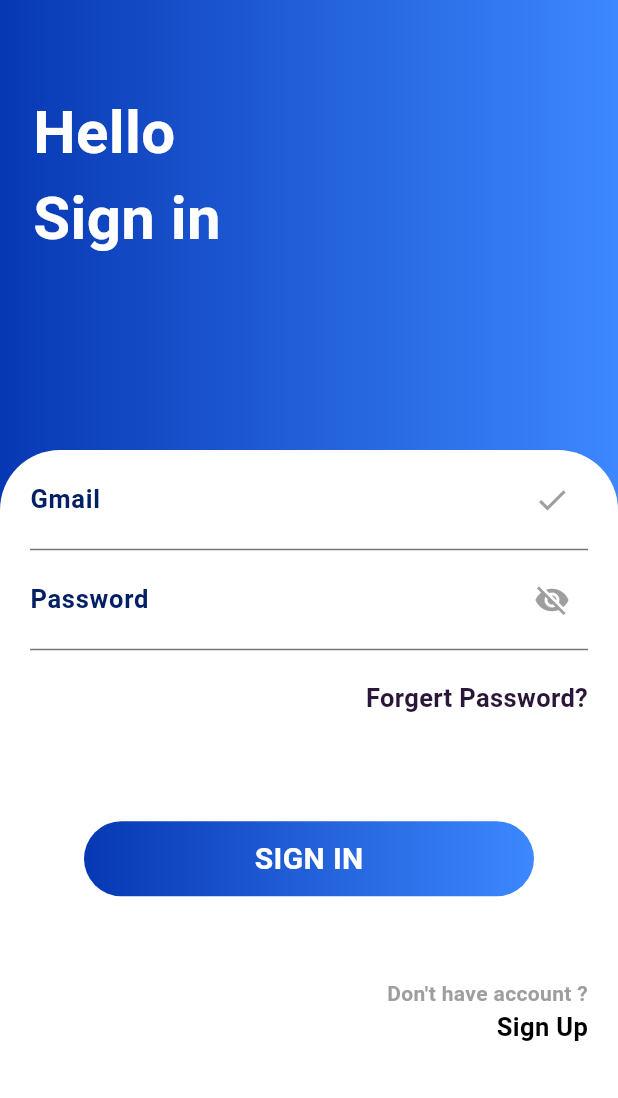
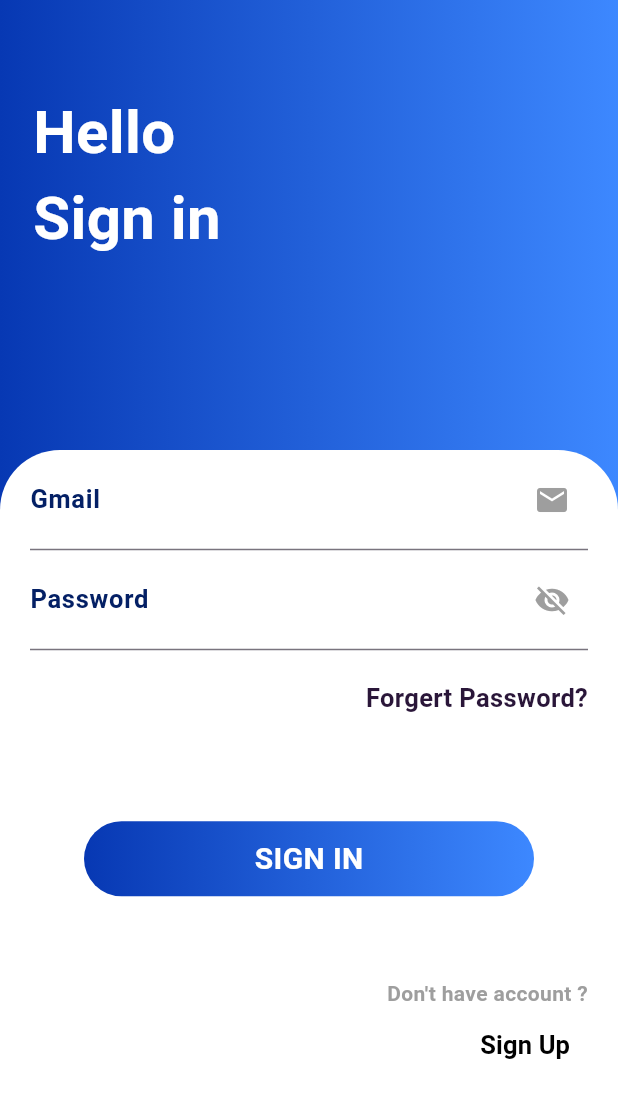
Before and after one commit to SemaNumeriqueOrganization/semanumerique_mobile, a Flutter app: the screen it shows after launch, after a tap on "Sign in", on a phone screen of 412 x 824 dp. Shown: the top 1098 px of the screen. Run offline on Flutter 3.47's test engine with Material 3 defaults, Android fonts, the phone set to English and light mode, and no system bars; our stand-ins replace flutter_easyloading, font_awesome_flutter, get, shared_preferences; Roboto replaces fonts that are missing (Comfortaa).

Commit message:
Login and Register

```diff
--- a/lib/views/screens/auth/loading.dart
+++ b/lib/views/screens/auth/loading.dart
@@ -27,7 +27,7 @@ class _LoadingState extends State<Loading> {
         child: Column(
           children: [
             Padding(
-              padding: EdgeInsets.only(top: 200.0),
+              padding: const EdgeInsets.only(top: 200.0),
               child: Image(
                 image: const AssetImage(
                   'assets/logo2.png',
@@ -63,7 +63,8 @@ class _LoadingState extends State<Loading> {
                 textStyle: const TextStyle(
                     fontSize: 20,
                     fontWeight: FontWeight.bold,
-                    color: Colors.black)),
+                  color: Colors.black),
+            ),
             const Spacer(),
             const Text(
               'login with Social Media ',
@@ -76,7 +77,7 @@ class _LoadingState extends State<Loading> {
               mainAxisAlignment: MainAxisAlignment.center,
               children: [
                 const Icon(
-                  FontAwesomeIcons.instagram,
+                  FontAwesomeIcons.google,
                   size: 30,
                   color: Colors.white,
                 ),
--- a/lib/views/screens/auth/login_screen.dart
+++ b/lib/views/screens/auth/login_screen.dart
@@ -1,9 +1,8 @@
 import 'package:flutter/material.dart';
-import 'package:flutter/widgets.dart';
-import 'package:semanumerique_mobile/core/constants/color.dart';
 import 'package:semanumerique_mobile/core/constants/constants.dart';
 import 'package:semanumerique_mobile/core/core.dart';
 import 'package:semanumerique_mobile/import.dart';
+import 'package:semanumerique_mobile/views/views.dart';
 
 class LoginScreen extends StatefulWidget {
   const LoginScreen({super.key});
@@ -56,16 +55,10 @@ class _LoginScreenState extends State<LoginScreen> {
                   child: Column(
                     mainAxisAlignment: MainAxisAlignment.center,
                     children: [
-                      const TextField(
-                        decoration: InputDecoration(
-                            suffixIcon: Icon(Icons.check, color: Colors.grey),
-                            label: Text(
-                              'Gmail',
-                              style: TextStyle(
-                                fontWeight: FontWeight.bold,
-                                color: MkasColor.Bluetext,
-                              ),
-                            )),
+                      const CustomTextField(
+                        label: 'Gmail',
+                        hint: "example : semanumerique@gmail.com",
+                        suffixIcon: Icon(Icons.mail, color: Colors.grey),
                       ),
                       TextField(
                         decoration: InputDecoration(
@@ -89,6 +82,7 @@ class _LoginScreenState extends State<LoginScreen> {
                               color: MkasColor.Bluetext,
                             ),
                           ),
+                          hintText: "Example : Hjdeis3s",
                         ),
                         obscureText: _obscurePassword,
                       ),
@@ -110,7 +104,7 @@ class _LoginScreenState extends State<LoginScreen> {
                         height: 70,
                       ),
                       GestureDetector(
-                        onTap: () => Get.toNamed(AppRoute.homeScreen),
+                        onTap: () => Get.offNamed(AppRoute.homeScreen),
                         child: Container(
                           height: 50,
                           width: 300,
@@ -133,30 +127,34 @@ class _LoginScreenState extends State<LoginScreen> {
                         ),
                       ),
                       SizedBox(height: MediaQuery.of(context).size.height / 15),
-                      const Align(
+                      Align(
                         alignment: Alignment.bottomRight,
                         child: Column(
                           mainAxisAlignment: MainAxisAlignment.end,
                           crossAxisAlignment: CrossAxisAlignment.end,
                           children: [
-                            Text(
+                            const Text(
                               "Don't have account ?",
                               style: TextStyle(
                                 fontWeight: FontWeight.bold,
                                 color: Colors.grey,
                               ),
                             ),
-                            Text(
-                              'Sign Up',
-                              style: TextStyle(
-                                fontWeight: FontWeight.bold,
-                                fontSize: 17,
-                                color: Colors.black,
+                            TextButton(
+                              onPressed: () =>
+                                  Get.toNamed(AppRoute.registerScreen),
+                              child: const Text(
+                                'Sign Up',
+                                style: TextStyle(
+                                  fontWeight: FontWeight.bold,
+                                  fontSize: 17,
+                                  color: Colors.black,
+                                ),
                               ),
                             ),
                           ],
                         ),
-                      )
+                      ),
                     ],
                   ),
                 ),
--- a/lib/views/screens/auth/register_screen.dart
+++ b/lib/views/screens/auth/register_screen.dart
@@ -1,5 +1,6 @@
 import 'package:flutter/material.dart';
 import 'package:semanumerique_mobile/core/core.dart';
+import 'package:semanumerique_mobile/views/views.dart';
 
 class RegisterScreen extends StatefulWidget {
   const RegisterScreen({super.key});
@@ -62,6 +63,11 @@ class _RegisterScreenState extends State<RegisterScreen> {
                   child: Column(
                     mainAxisAlignment: MainAxisAlignment.center,
                     children: [
+                      const CustomTextField(
+                        label: 'Gmail',
+                        hint: "example : semanumerique@gmail.com",
+                        suffixIcon: Icon(Icons.mail, color: Colors.grey),
+                      ),
                       const TextField(
                         decoration: InputDecoration(
                             hintText: 'Name',
--- /dev/null
+++ b/lib/views/widgets/custom_textfield.dart
@@ -0,0 +1,32 @@
+import 'package:flutter/material.dart';
+import 'package:semanumerique_mobile/core/core.dart';
+
+class CustomTextField extends StatelessWidget {
+  const CustomTextField({
+    super.key,
+    required this.label,
+    this.suffixIcon,
+    required this.hint,
+  });
+
+  final String label;
+  final Widget? suffixIcon;
+  final String hint;
+
+  @override
+  Widget build(BuildContext context) {
+    return TextField(
+      decoration: InputDecoration(
+        suffixIcon: suffixIcon,
+        label: Text(
+          label,
+          style: const TextStyle(
+            fontWeight: FontWeight.bold,
+            color: MkasColor.Bluetext,
+          ),
+        ),
+        hintText: hint,
+      ),
+    );
+  }
+}
--- a/lib/views/widgets/widgets.dart
+++ b/lib/views/widgets/widgets.dart
@@ -1,3 +1,4 @@
 export 'button_signin_signup.dart';
 export 'button_register.dart';
 export 'text_field.dart';
+export 'custom_textfield.dart';
```
